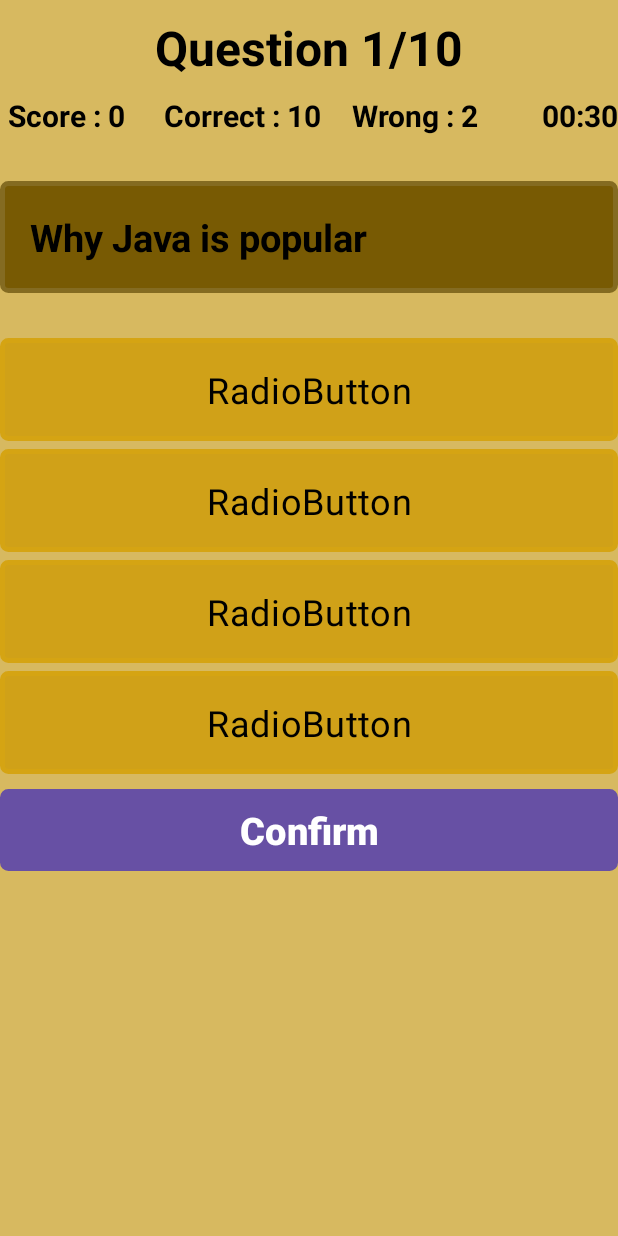
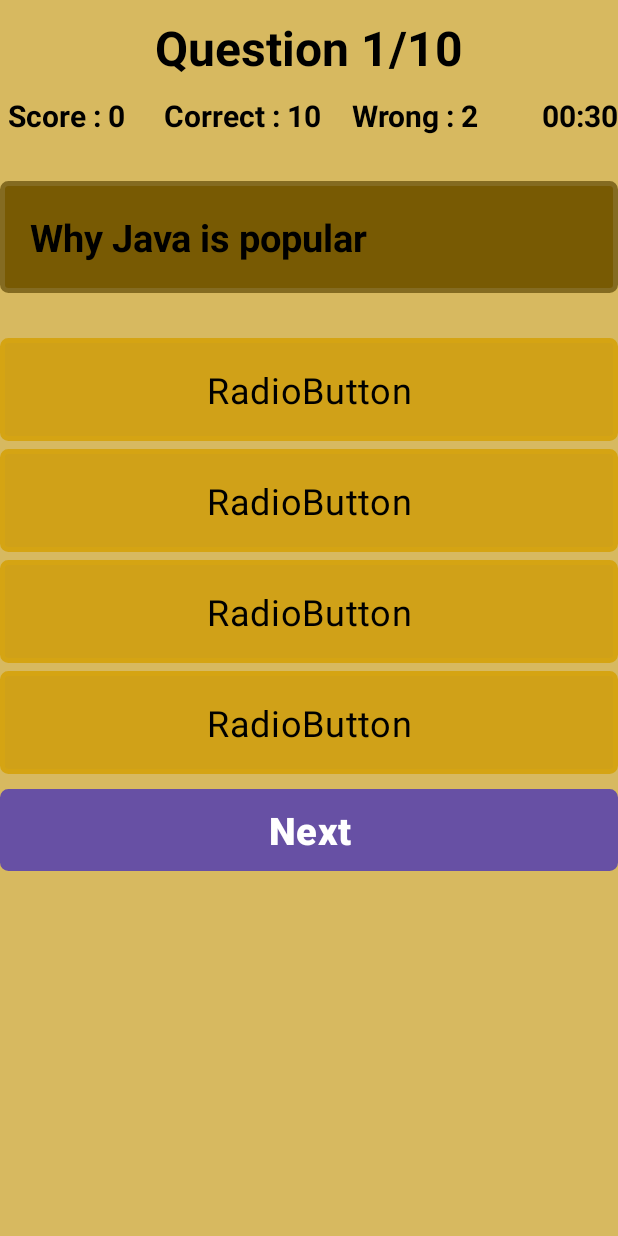
Before and after one commit to charankulal/Quiz-App-Android, an Android app: the screen it shows after launch (QuizActivity), on a phone screen of 412 x 824 dp. Run offline under Robolectric (Android 15) with nearby library versions, the phone set to English and light mode, and no system bars; our stand-ins replace Room's generated code.

Commit message:
Coded Quiz activity and and created method for setting up ui.

```diff
--- a/app/src/main/java/com/example/quizapp/QuizActivity.java
+++ b/app/src/main/java/com/example/quizapp/QuizActivity.java
@@ -2,28 +2,68 @@ package com.example.quizapp;
 
 import androidx.appcompat.app.AppCompatActivity;
 import androidx.lifecycle.Observer;
-import androidx.lifecycle.ViewModel;
 import androidx.lifecycle.ViewModelProviders;
 
 import android.os.Bundle;
+import android.widget.Button;
+import android.widget.RadioButton;
+import android.widget.RadioGroup;
+import android.widget.TextView;
 import android.widget.Toast;
 
 import java.util.List;
 
 public class QuizActivity extends AppCompatActivity {
 
+    TextView txtQuestion, textViewScore,textViewQuestionCount, textViewCountDownTimer,textViewCorrect,textViewWrong;
+    RadioButton rb1,rb2,rb3,rb4;
+    RadioGroup rbGroup;
+    Button btNext;
+    boolean answered=false;
+
+    List<Questions> quesList;
+    Questions currentQ;
+
+
+
     private QuestionViewModel questionViewModel;
     @Override
     protected void onCreate(Bundle savedInstanceState) {
         super.onCreate(savedInstanceState);
         setContentView(R.layout.activity_quiz);
+        setupUI();
 
         questionViewModel= ViewModelProviders.of(this).get(QuestionViewModel.class);
         questionViewModel.getmAllQuestions().observe(this, new Observer<List<Questions>>() {
             @Override
             public void onChanged(List<Questions> questions) {
                 Toast.makeText(QuizActivity.this, "Get it :)", Toast.LENGTH_SHORT).show();
+                fetchContent(questions);
             }
         });
     }
+
+    private void fetchContent(List<Questions> questions) {
+        quesList= questions;
+
+        //startQuiz() method
+    }
+
+    void setupUI(){
+        textViewCorrect= findViewById(R.id.txtCorrect);
+        textViewCountDownTimer=findViewById(R.id.txtTimer);
+        textViewWrong=findViewById(R.id.txtWrong);
+        textViewScore=findViewById(R.id.textScore);
+        textViewQuestionCount=findViewById(R.id.txtTotalQuestion);
+        txtQuestion=findViewById(R.id.txtQuestionContainer);
+
+        rbGroup=findViewById(R.id.radio_group);
+        rb1=findViewById(R.id.radio_button1);
+        rb2=findViewById(R.id.radio_button2);
+        rb3=findViewById(R.id.radio_button3);
+        rb4=findViewById(R.id.radio_button4);
+
+        btNext=findViewById(R.id.button_next);
+
+    }
 }
--- a/app/src/main/res/layout/activity_quiz.xml
+++ b/app/src/main/res/layout/activity_quiz.xml
@@ -38,7 +38,7 @@
             android:textColor="@color/black"
             android:textSize="20sp"/>
         <TextView
-            android:id="@+id/textCorrect"
+            android:id="@+id/txtCorrect"
             android:layout_width="wrap_content"
             android:layout_height="wrap_content"
             android:layout_weight="1"
@@ -162,13 +162,13 @@
         android:orientation="horizontal">
 
         <Button
-            android:id="@+id/button_confirm"
+            android:id="@+id/button_next"
             android:layout_width="wrap_content"
             android:layout_height="match_parent"
             android:layout_weight="1"
             android:background="@drawable/confirm_button_bg"
             android:backgroundTint="#FF5722"
-            android:text="Confirm"
+            android:text="Next"
             android:textAllCaps="false"
             android:textSize="25sp"
             android:textStyle="bold" />
```
